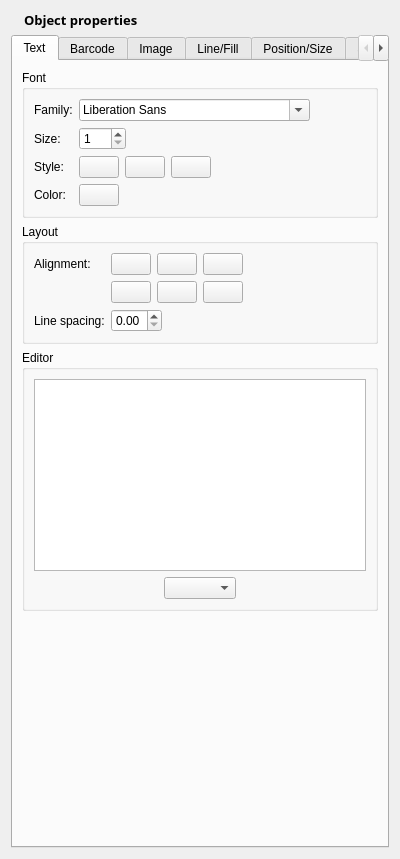
jimevins/glabels-qt, file glabels/ui/ObjectEditor.ui: the form before one commit.
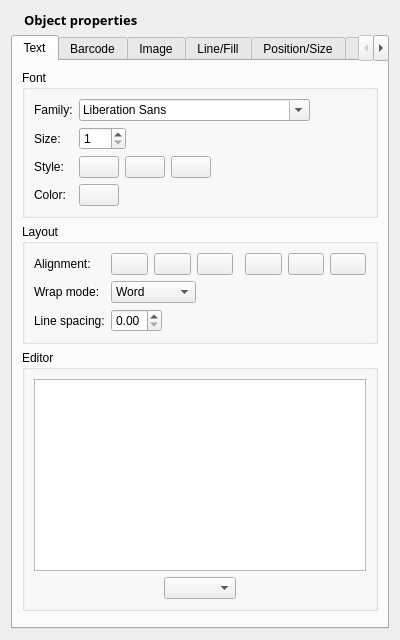
The form after the commit. The open tabs and pages were chosen to show the change. Icons and pictures are not drawn. Custom widgets are drawn as their Qt base class.

Commit message: Added wrap mode attribute to text box.

Patch:
```diff
--- a/glabels/ui/ObjectEditor.ui
+++ b/glabels/ui/ObjectEditor.ui
@@ -7,7 +7,7 @@
     <x>0</x>
     <y>0</y>
     <width>400</width>
-    <height>859</height>
+    <height>640</height>
    </rect>
   </property>
   <property name="sizePolicy">
@@ -47,8 +47,6 @@
          <property name="title">
           <string>Layout</string>
          </property>
-         <layout class="QGridLayout" name="gridLayout_2">
-          <item row="0" column="0">
            <layout class="QFormLayout" name="formLayout_2">
             <item row="0" column="0">
              <widget class="QLabel" name="label_7">
@@ -58,7 +56,15 @@
              </widget>
             </item>
             <item row="0" column="1">
+           <layout class="QHBoxLayout" name="horizontalLayout_16">
+            <property name="spacing">
+             <number>6</number>
+            </property>
+            <item>
              <layout class="QHBoxLayout" name="horizontalLayout_2">
+              <property name="rightMargin">
+               <number>3</number>
+              </property>
               <item>
                <widget class="QPushButton" name="textHAlignLeftToggle">
                 <property name="text">
@@ -133,15 +139,11 @@
               </item>
              </layout>
             </item>
-            <item row="1" column="0">
-             <widget class="QLabel" name="label_8">
-              <property name="text">
-               <string/>
-              </property>
-             </widget>
-            </item>
-            <item row="1" column="1">
+            <item>
              <layout class="QHBoxLayout" name="horizontalLayout_3">
+              <property name="leftMargin">
+               <number>3</number>
+              </property>
               <item>
                <widget class="QPushButton" name="textVAlignTopToggle">
                 <property name="text">
@@ -216,6 +218,8 @@
               </item>
              </layout>
             </item>
+           </layout>
+          </item>
             <item row="2" column="0">
              <widget class="QLabel" name="label_9">
               <property name="text">
@@ -250,9 +254,35 @@
               </item>
              </layout>
             </item>
-           </layout>
+          <item row="1" column="0">
+           <widget class="QLabel" name="label_2">
+            <property name="text">
+             <string>Wrap mode:</string>
+            </property>
+           </widget>
           </item>
-          <item row="0" column="1">
+          <item row="1" column="1">
+           <layout class="QHBoxLayout" name="horizontalLayout_25">
+            <item>
+             <widget class="QComboBox" name="textWrapModeCombo">
+              <item>
+               <property name="text">
+                <string>Word</string>
+               </property>
+              </item>
+              <item>
+               <property name="text">
+                <string>Anywhere</string>
+               </property>
+              </item>
+              <item>
+               <property name="text">
+                <string>None</string>
+               </property>
+              </item>
+             </widget>
+            </item>
+            <item>
            <spacer name="horizontalSpacer_5">
             <property name="orientation">
              <enum>Qt::Horizontal</enum>
@@ -266,6 +296,8 @@
            </spacer>
           </item>
          </layout>
+          </item>
+         </layout>
         </widget>
        </item>
        <item row="0" column="0">
@@ -473,7 +505,7 @@
          <property name="sizeHint" stdset="0">
           <size>
            <width>20</width>
-           <height>142</height>
+           <height>6</height>
           </size>
          </property>
         </spacer>
```
Left out of the diff: 165 changed lines with no effect on the pictures. Lines whose indentation alone changed are shown as unchanged. The commit also changes 12 other files.
